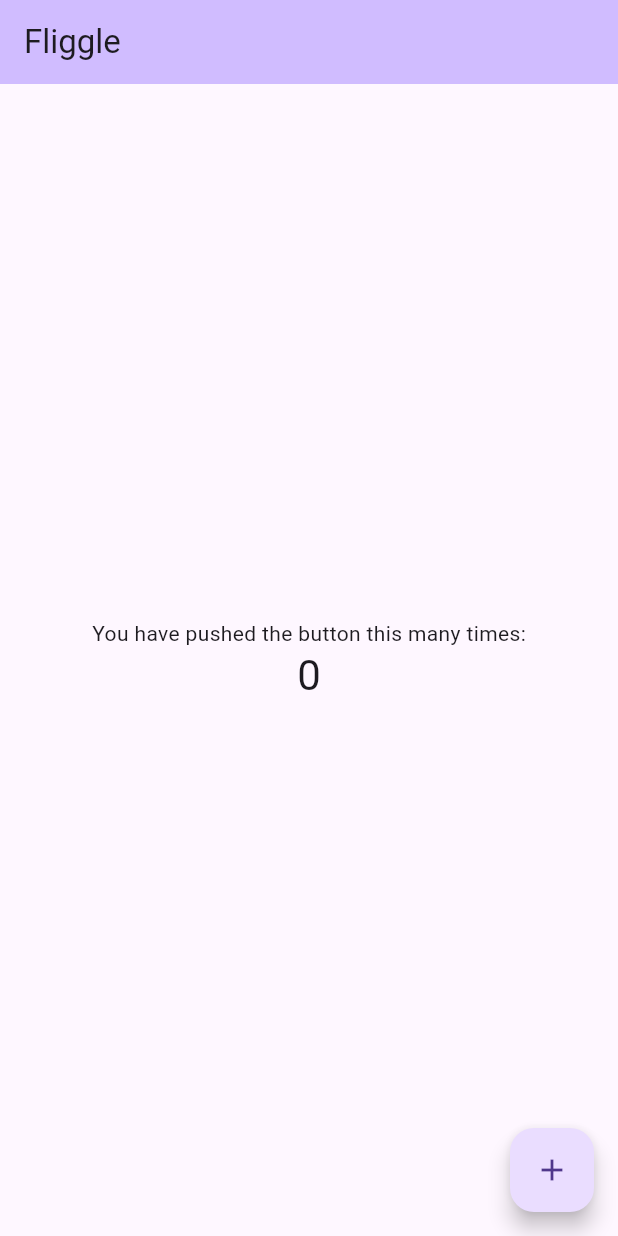
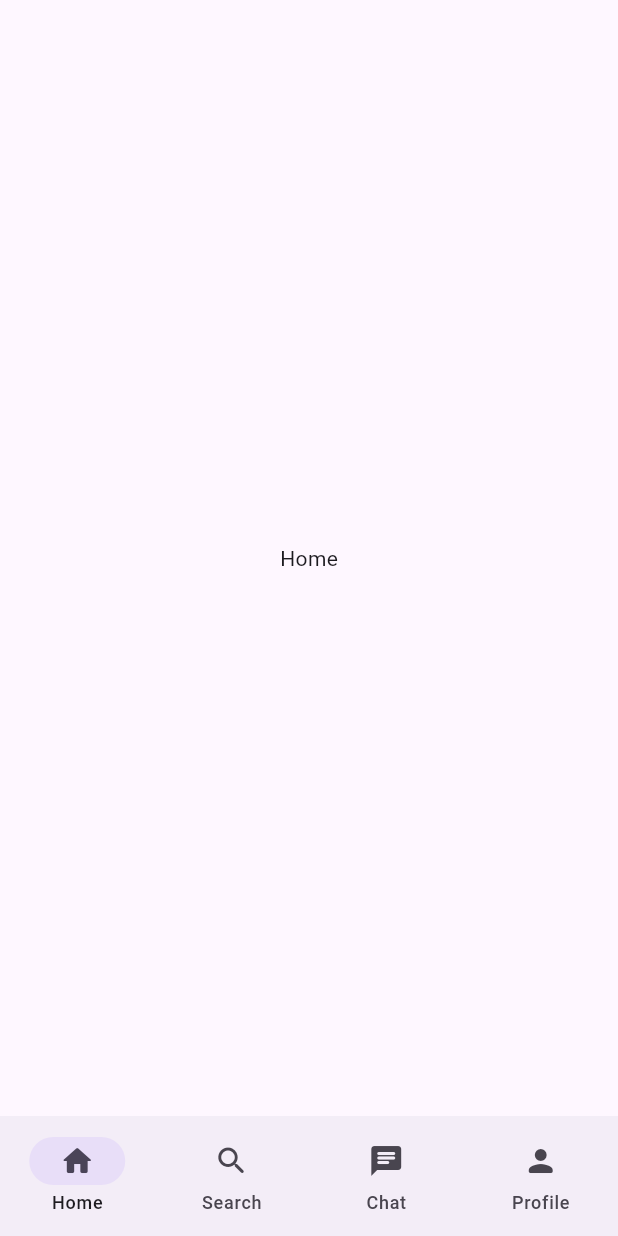
Before and after one commit to route-five/fliggle-fe, a Flutter app: the screen it shows after launch, on a phone screen of 412 x 824 dp. Run offline on Flutter 3.47's test engine with Material 3 defaults, Android fonts, the phone set to English and light mode, and no system bars; Roboto replaces fonts that are missing (Pretendard); project files that could hold a hidden picture were left out.

```diff
--- a/lib/app/app.dart
+++ b/lib/app/app.dart
@@ -1,9 +1,44 @@
+import 'package:fliggle/app/view/chat_screen.dart';
+import 'package:fliggle/app/view/home_screen.dart';
+import 'package:fliggle/app/view/profile_screen.dart';
+import 'package:fliggle/app/view/search_screen.dart';
 import 'package:flutter/material.dart';
-// import 'package:fliggle/app/view/auth/register/step_4.dart';
 import 'package:fliggle/app/view/core/design/fliggle_theme_data.dart';
 
-class App extends StatelessWidget {
+class App extends StatefulWidget {
   const App({super.key});
+
+  @override
+  State<App> createState() => _AppState();
+}
+
+class _AppState extends State<App> {
+  final PageController _pageController = PageController();
+  int _currentIndex = 0;
+
+  final List<Widget> _screens = [
+    const HomeScreen(),
+    const SearchScreen(),
+    const ChatScreen(),
+    const ProfileScreen(),
+  ];
+
+  void _onPageChanged(int index) {
+    setState(() {
+      _currentIndex = index;
+    });
+  }
+
+  void _onNavTap(int index) {
+    setState(() {
+      _currentIndex = index;
+      _pageController.animateToPage(
+        index,
+        duration: const Duration(milliseconds: 300),
+        curve: Curves.easeInOut,
+      );
+    });
+  }
 
   @override
   Widget build(BuildContext context) {
@@ -12,52 +47,35 @@ class App extends StatelessWidget {
       theme: FliggleThemeData.lightTheme,
       darkTheme: FliggleThemeData.darkTheme,
       themeMode: ThemeMode.system, // 시스템 다크/라이트 따라감
-      home: MyHomePage(title: 'Fliggle'),
-    );
-  }
-}
-
-class MyHomePage extends StatefulWidget {
-  const MyHomePage({super.key, required this.title});
-  final String title;
-
-  @override
-  State<MyHomePage> createState() => _MyHomePageState();
-}
-
-class _MyHomePageState extends State<MyHomePage> {
-  int _counter = 0;
-
-  void _incrementCounter() {
-    setState(() {
-      _counter++;
-    });
-  }
-
-  @override
-  Widget build(BuildContext context) {
-    return Scaffold(
-      appBar: AppBar(
-        backgroundColor: Theme.of(context).colorScheme.inversePrimary,
-        title: Text(widget.title),
-      ),
-      body: Center(
-        child: Column(
-          mainAxisAlignment: MainAxisAlignment.center,
-          children: <Widget>[
-            const Text('You have pushed the button this many times:'),
-            Text(
-              '$_counter',
-              style: Theme.of(context).textTheme.headlineMedium,
+      home: Scaffold(
+        body: PageView(
+          controller: _pageController,
+          onPageChanged: _onPageChanged,
+          children: _screens,
+        ),
+        bottomNavigationBar: NavigationBar(
+          selectedIndex: _currentIndex,
+          onDestinationSelected: _onNavTap,
+          destinations: [
+            NavigationDestination(
+              icon: Icon(Icons.home_rounded),
+              label: 'Home',
+            ),
+            NavigationDestination(
+              icon: Icon(Icons.search_rounded),
+              label: 'Search',
+            ),
+            NavigationDestination(
+              icon: Icon(Icons.chat_rounded),
+              label: 'Chat',
+            ),
+            NavigationDestination(
+              icon: Icon(Icons.person_rounded),
+              label: 'Profile',
             ),
           ],
         ),
       ),
-      floatingActionButton: FloatingActionButton(
-        onPressed: _incrementCounter,
-        tooltip: 'Increment',
-        child: const Icon(Icons.add),
-      ),
     );
   }
 }
--- /dev/null
+++ b/lib/app/view/chat_screen.dart
@@ -0,0 +1,10 @@
+import 'package:flutter/material.dart';
+
+class ChatScreen extends StatelessWidget {
+  const ChatScreen({super.key});
+
+  @override
+  Widget build(BuildContext context) {
+    return Center(child: Text("Chat"));
+  }
+}
--- a/lib/app/view/core/design/fliggle_colors.dart
+++ b/lib/app/view/core/design/fliggle_colors.dart
@@ -16,7 +16,15 @@ abstract class FliggleColors extends ThemeExtension<FliggleColors> {
   Color get outline;
 
   @override
-  FliggleColors copyWith({ Color? primary, Color? secondary, Color? background, Color? text, Color? warning, Color? disabled, Color? outline }) {
+  FliggleColors copyWith({
+    Color? primary,
+    Color? secondary,
+    Color? background,
+    Color? text,
+    Color? warning,
+    Color? disabled,
+    Color? outline,
+  }) {
     // Delegated to concrete classes
     return this;
   }
@@ -56,7 +64,15 @@ class FliggleLightColors extends FliggleColors with FliggleConstantColors {
   Color get text => const Color(0xFF000000);
 
   @override
-  FliggleColors copyWith({ Color? primary, Color? secondary, Color? background, Color? text, Color? warning, Color? disabled, Color? outline }) {
+  FliggleColors copyWith({
+    Color? primary,
+    Color? secondary,
+    Color? background,
+    Color? text,
+    Color? warning,
+    Color? disabled,
+    Color? outline,
+  }) {
     return this;
   }
 
@@ -83,7 +99,15 @@ class FliggleDarkColors extends FliggleColors with FliggleConstantColors {
   Color get text => const Color(0xFFFFFFFF);
 
   @override
-  FliggleColors copyWith({ Color? primary, Color? secondary, Color? background, Color? text, Color? warning, Color? disabled, Color? outline }) {
+  FliggleColors copyWith({
+    Color? primary,
+    Color? secondary,
+    Color? background,
+    Color? text,
+    Color? warning,
+    Color? disabled,
+    Color? outline,
+  }) {
     return this;
   }
 
--- /dev/null
+++ b/lib/app/view/home_screen.dart
@@ -0,0 +1,10 @@
+import 'package:flutter/material.dart';
+
+class HomeScreen extends StatelessWidget {
+  const HomeScreen({super.key});
+
+  @override
+  Widget build(BuildContext context) {
+    return Center(child: Text("Home"));
+  }
+}
```
Also changed, not shown: lib/app/view/profile_screen.dart (added, +10 -0 lines), lib/app/view/search_screen.dart (added, +10 -0 lines), lib/app/view/auth/login/login_frame.dart (deleted), lib/app/view/auth/login/login_screen.dart (added), lib/app/view/auth/register/register_frame.dart (deleted), lib/app/view/auth/register/register_screen.dart (added), pubspec.lock.
